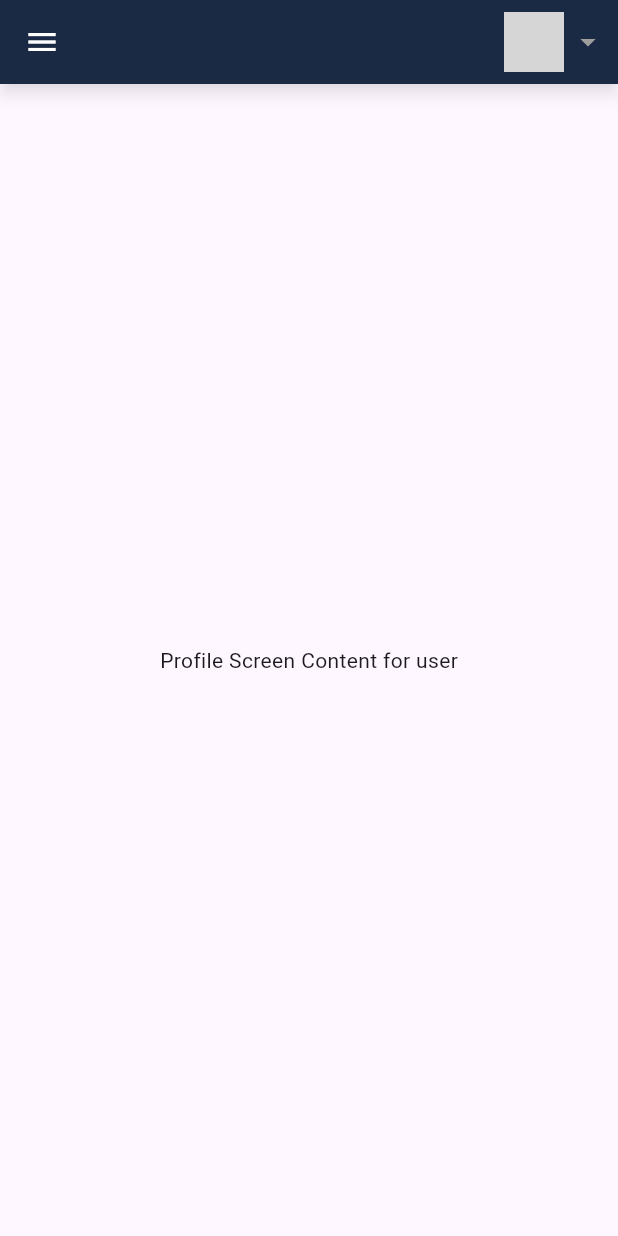
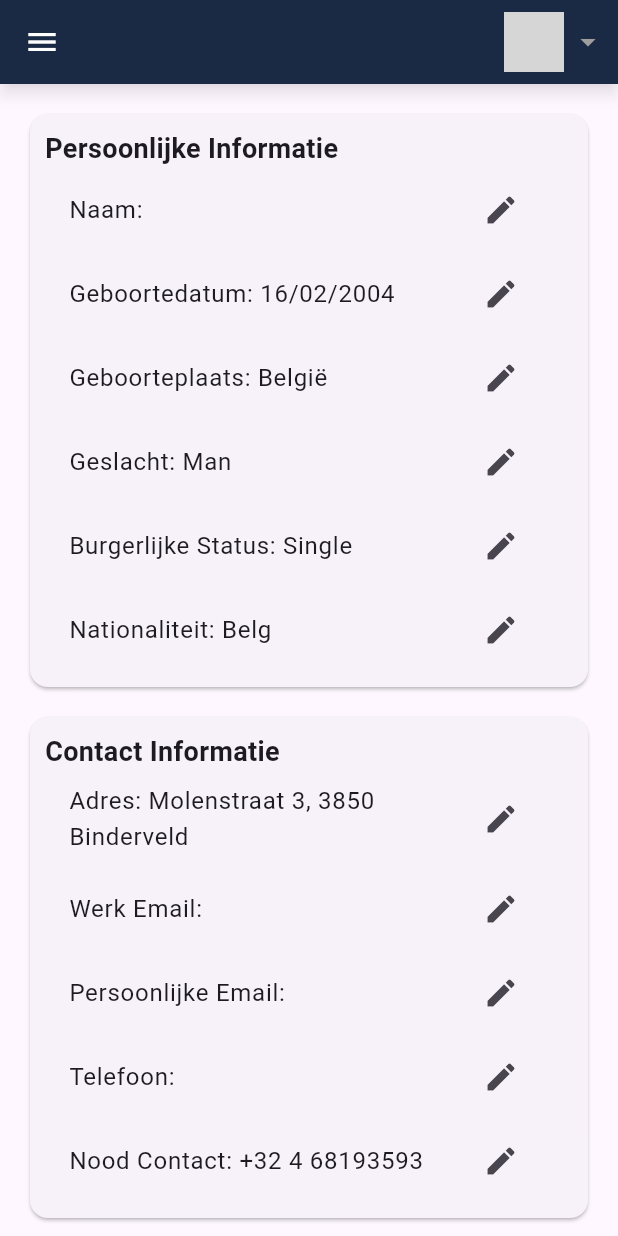
Before and after one commit to Strouwi-BV/buildbase_app_flutter, a Flutter app: the ProfileScreen screen opened directly with empty values, on a phone screen of 412 x 824 dp. Run offline on Flutter 3.47's test engine with Material 3 defaults, Android fonts, the phone set to English and light mode, and no system bars; our stand-ins replace email_validator, flutter_dotenv, flutter_map, flutter_secure_storage, geocoding, geolocator and 3 more; accounts and stored records are empty; network calls fail; grey boxes are pictures that could not be loaded.

Commit message:
profile screen hardcode

```diff
--- a/lib/screens/profile_screen.dart
+++ b/lib/screens/profile_screen.dart
@@ -11,16 +11,161 @@ class ProfileScreen extends StatefulWidget {
   _ProfileScreenState createState() => _ProfileScreenState();
 }
 
-class _ProfileScreenState extends State<ProfileScreen>{
+class _ProfileScreenState extends State<ProfileScreen> {
+  final SecureStorageService secureStorage = SecureStorageService();
 
-  final SecureStorageService secure = SecureStorageService();
+  String name = "Casper Moors";
+  String birthDate = "16/02/2004";
+  String birthPlace = "België";
+  String gender = "Man";
+  String maritalStatus = "Single";
+  String nationality = "Belg";
+  String address = "Molenstraat 3, 3850 Binderveld";
+  String workEmail = "casper.moors@ucll.com";
+  String personalEmail = "moorscasper@gmail.com";
+  String phone = "+32 4 68305300";
+  String emergencyContact = "+32 4 68193593";
 
+  @override
+  void initState() {
+    super.initState();
+    _loadProfileData();
+  }
+
+  Future<void> _loadProfileData() async {
+    name = await secureStorage.readData("name") ?? name;
+    birthDate = await secureStorage.readData("birthDate") ?? birthDate;
+    birthPlace = await secureStorage.readData("birthPlace") ?? birthPlace;
+    gender = await secureStorage.readData("gender") ?? gender;
+    maritalStatus = await secureStorage.readData("maritalStatus") ?? maritalStatus;
+    nationality = await secureStorage.readData("nationality") ?? nationality;
+    address = await secureStorage.readData("address") ?? address;
+    workEmail = await secureStorage.readData("workEmail") ?? workEmail;
+    personalEmail = await secureStorage.readData("personalEmail") ?? personalEmail;
+    phone = await secureStorage.readData("phone") ?? phone;
+    emergencyContact = await secureStorage.readData("emergencyContact") ?? emergencyContact;
+    setState(() {});
+  }
+
+  Future<void> _saveProfileData(String key, String value) async {
+    await secureStorage.writeData(key, value);
+    setState(() {});
+  }
+
+  void _editInfo(String title, String field, Function(String) onSave, String key) {
+    TextEditingController controller = TextEditingController(text: field);
+    showDialog(
+      context: context,
+      builder: (context) => AlertDialog(
+        title: Text("Edit $title"),
+        content: TextField(
+          controller: controller,
+          decoration: InputDecoration(hintText: "Enter new $title"),
+        ),
+        actions: [
+          TextButton(
+            onPressed: () => Navigator.pop(context),
+            child: Text("Cancel"),
+          ),
+          TextButton(
+            onPressed: () {
+              onSave(controller.text);
+              _saveProfileData(key, controller.text);
+              Navigator.pop(context);
+            },
+            child: Text("Save"),
+          ),
+        ],
+      ),
+    );
+  }
+
+  Widget _buildInfoBlock(String title, Map<String, String> fields, Map<String, Function(String)> onSaveFunctions, Map<String, String> keys) {
+    return Card(
+      margin: EdgeInsets.all(10),
+      child: Padding(
+        padding: EdgeInsets.all(10),
+        child: Column(
+          crossAxisAlignment: CrossAxisAlignment.start,
+          children: [
+            Text(title, style: TextStyle(fontSize: 18, fontWeight: FontWeight.bold)),
+            ...fields.entries.map((entry) => ListTile(
+                  title: Text("${entry.key}: ${entry.value}"),
+                  trailing: IconButton(
+                    icon: Icon(Icons.edit),
+                    onPressed: () {
+                      _editInfo(entry.key, entry.value, onSaveFunctions[entry.key]!, keys[entry.key]!);
+                    },
+                  ),
+                )),
+          ],
+        ),
+      ),
+    );
+  }
 
   @override
   Widget build(BuildContext context) {
     return Scaffold(
       appBar: const HeaderBar(),
-      body: Center(child: Text('Profile Screen Content for user')),
+      body: Padding(
+        padding: EdgeInsets.all(10),
+        child: Column(
+          children: [
+            _buildInfoBlock(
+              "Persoonlijke Informatie",
+              {
+                "Naam": name,
+                "Geboortedatum": birthDate,
+                "Geboorteplaats": birthPlace,
+                "Geslacht": gender,
+                "Burgerlijke Status": maritalStatus,
+                "Nationaliteit": nationality,
+              },
+              {
+                "Naam": (value) => setState(() => name = value),
+                "Geboortedatum": (value) => setState(() => birthDate = value),
+                "Geboorteplaats": (value) => setState(() => birthPlace = value),
+                "Geslacht": (value) => setState(() => gender = value),
+                "Burgerlijke Status": (value) => setState(() => maritalStatus = value),
+                "Nationaliteit": (value) => setState(() => nationality = value),
+              },
+              {
+                "Name": "name",
+                "Geboortedatum": "birthDate",
+                "Geboorteplaats": "birthPlace",
+                "Geslacht": "gender",
+                "Burgerlijke Status": "maritalStatus",
+                "Nationaliteit": "nationality",
+              },
+            ),
+            _buildInfoBlock(
+              "Contact Informatie",
+              {
+                "Adres": address,
+                "Werk Email": workEmail,
+                "Persoonlijke Email": personalEmail,
+                "Telefoon": phone,
+                "Nood Contact": emergencyContact,
+              },
+              {
+                "Adres": (value) => setState(() => address = value),
+                "Werk Email": (value) => setState(() => workEmail = value),
+                "Persoonlijke Email": (value) => setState(() => personalEmail = value),
+                "Telefoon": (value) => setState(() => phone = value),
+                "Nood Contact": (value) => setState(() => emergencyContact = value),
+              },
+              {
+                "Adres": "address",
+                "Werk Email": "workEmail",
+                "Persoonlijke Email": "personalEmail",
+                "Phone": "phone",
+                "Nood Contact": "emergencyContact",
+              },
+            ),
+          ],
+        ),
+      ),
     );
   }
 }
```
